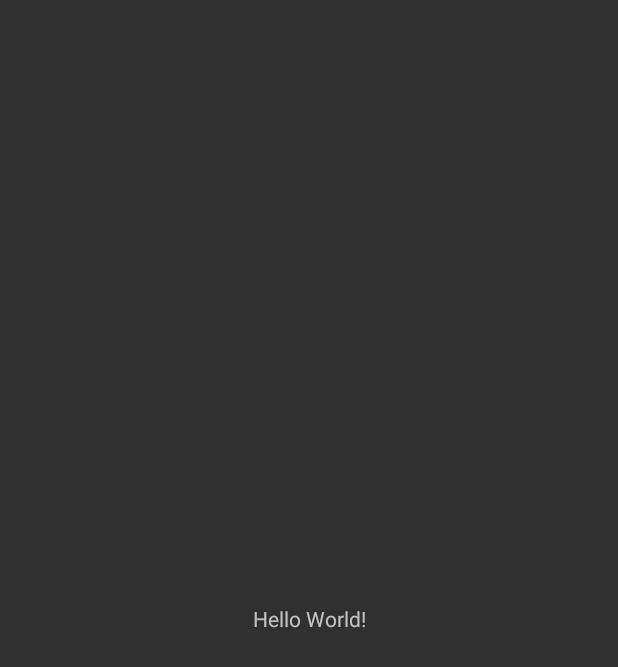
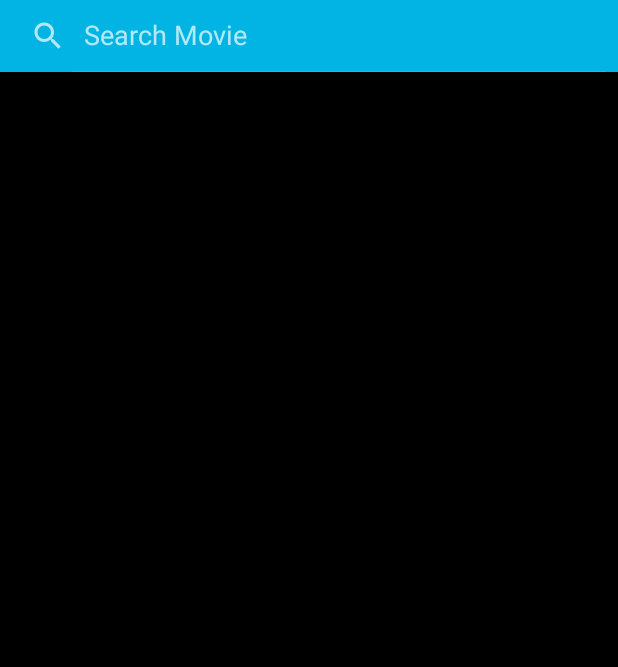
Before and after one commit to Jomibusa/TheMovieDB, an Android app: the screen it shows after launch (MainActivity), on a phone screen of 412 x 824 dp. Before the commit the part shown is almost empty. Shown: the top 667 px of the screen. Run offline under Robolectric (Android 15) with nearby library versions, the phone set to English and light mode, and no system bars.

```diff
--- a/app/build.gradle
+++ b/app/build.gradle
@@ -36,4 +36,6 @@ dependencies {
     testImplementation 'junit:junit:4.+'
     androidTestImplementation 'androidx.test.ext:junit:1.1.2'
     androidTestImplementation 'androidx.test.espresso:espresso-core:3.3.0'
+    implementation 'com.squareup.picasso:picasso:2.71828'
+
 }
--- a/app/src/main/java/com/jomibusa/themoviedb/view/MainActivity.java
+++ b/app/src/main/java/com/jomibusa/themoviedb/view/MainActivity.java
@@ -1,16 +1,37 @@
 package com.jomibusa.themoviedb.view;
 
 import androidx.appcompat.app.AppCompatActivity;
+import androidx.appcompat.widget.SearchView;
+import androidx.recyclerview.widget.RecyclerView;
 
 import android.os.Bundle;
 
 import com.jomibusa.themoviedb.R;
+import com.jomibusa.themoviedb.adapter.MovieAdapter;
+import com.jomibusa.themoviedb.modelo.Movie;
 
-public class MainActivity extends AppCompatActivity {
+import java.util.ArrayList;
+
+public class MainActivity extends AppCompatActivity implements SearchView.OnQueryTextListener{
+
+    private MovieAdapter dAdapter;
+    private RecyclerView dRecyclerView;
+    private SearchView searchView;
+    private ArrayList<Movie> arrayDatabase = new ArrayList<>();
 
     @Override
     protected void onCreate(Bundle savedInstanceState) {
         super.onCreate(savedInstanceState);
         setContentView(R.layout.activity_main);
     }
+
+    @Override
+    public boolean onQueryTextSubmit(String query) {
+        return false;
+    }
+
+    @Override
+    public boolean onQueryTextChange(String newText) {
+        return false;
+    }
 }
--- a/app/src/main/res/layout/activity_main.xml
+++ b/app/src/main/res/layout/activity_main.xml
@@ -4,15 +4,31 @@
     xmlns:tools="http://schemas.android.com/tools"
     android:layout_width="match_parent"
     android:layout_height="match_parent"
+    android:background="@color/black"
     tools:context=".view.MainActivity">
 
-    <TextView
-        android:layout_width="wrap_content"
-        android:layout_height="wrap_content"
-        android:text="Hello World!"
-        app:layout_constraintBottom_toBottomOf="parent"
-        app:layout_constraintLeft_toLeftOf="parent"
-        app:layout_constraintRight_toRightOf="parent"
-        app:layout_constraintTop_toTopOf="parent" />
+    <LinearLayout
+        android:layout_width="match_parent"
+        android:layout_height="match_parent"
+        android:orientation="vertical"
+        app:layout_constraintEnd_toEndOf="parent"
+        app:layout_constraintStart_toStartOf="parent"
+        app:layout_constraintTop_toTopOf="parent">
+
+        <androidx.appcompat.widget.SearchView
+            android:id="@+id/search_view_movies"
+            android:layout_width="match_parent"
+            android:layout_height="wrap_content"
+            android:background="@color/lightBlue"
+            app:iconifiedByDefault="false"
+            app:queryHint="Search Movie"/>
+
+        <androidx.recyclerview.widget.RecyclerView
+            android:id="@+id/listMovies"
+            android:layout_width="match_parent"
+            android:layout_height="wrap_content"
+            android:layout_marginTop="10dp"/>
+
+    </LinearLayout>
 
 </androidx.constraintlayout.widget.ConstraintLayout>
```
Also changed, not shown: app/src/main/java/com/jomibusa/themoviedb/adapter/MovieAdapter.java (added, +106 -0 lines), app/src/main/res/anim/animacion_recycler.xml (added, +14 -0 lines), app/src/main/res/layout/list_movie.xml (added, +18 -0 lines).
